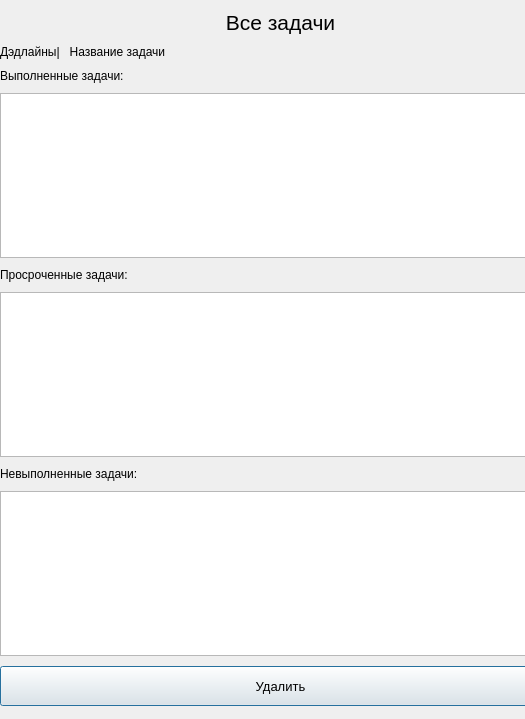
Old version of the form alltasks.ui in the repository helenaklenina/KursachSiAOD.
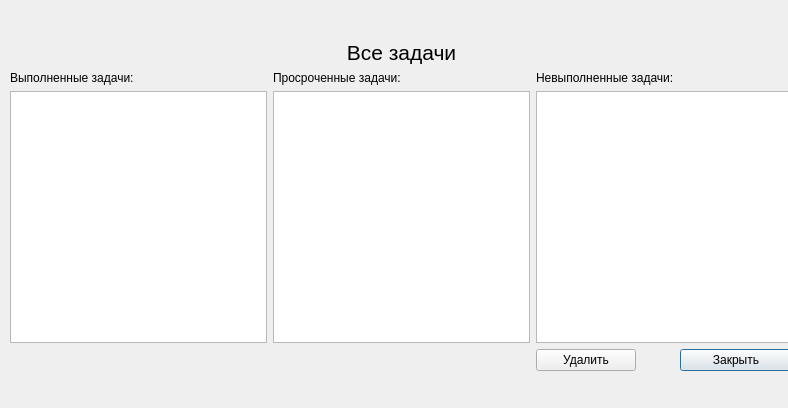
New version of the form.

What changed in the file:
```diff
--- a/alltasks.ui
+++ b/alltasks.ui
@@ -6,33 +6,27 @@
    <rect>
     <x>0</x>
     <y>0</y>
-    <width>525</width>
-    <height>719</height>
+    <width>788</width>
+    <height>408</height>
    </rect>
   </property>
   <property name="windowTitle">
    <string>Dialog</string>
   </property>
-  <widget class="QWidget" name="verticalLayoutWidget">
+  <widget class="QWidget" name="">
    <property name="geometry">
     <rect>
-     <x>0</x>
-     <y>0</y>
-     <width>561</width>
-     <height>721</height>
+     <x>10</x>
+     <y>40</y>
+     <width>782</width>
+     <height>331</height>
     </rect>
    </property>
-   <layout class="QVBoxLayout" name="verticalLayout">
-    <property name="spacing">
-     <number>10</number>
-    </property>
-    <property name="topMargin">
-     <number>10</number>
-    </property>
-    <property name="bottomMargin">
-     <number>15</number>
-    </property>
-    <item>
+   <layout class="QGridLayout" name="gridLayout">
+    <item row="2" column="1">
+     <widget class="QListWidget" name="overdueTask"/>
+    </item>
+    <item row="0" column="1">
      <widget class="QLabel" name="label">
       <property name="font">
        <font>
@@ -47,62 +41,48 @@
       </property>
      </widget>
     </item>
-    <item>
-     <widget class="QLabel" name="label_5">
-      <property name="text">
-       <string>Дэдлайны|   Название задачи</string>
-      </property>
-     </widget>
+    <item row="2" column="2" colspan="2">
+     <widget class="QListWidget" name="notCompleteTask"/>
     </item>
-    <item>
-     <widget class="QLabel" name="label_2">
-      <property name="text">
-       <string>Выполненные задачи:</string>
-      </property>
-     </widget>
-    </item>
-    <item>
-     <widget class="QListWidget" name="completeTask"/>
-    </item>
-    <item>
+    <item row="1" column="1">
      <widget class="QLabel" name="label_4">
       <property name="text">
        <string>Просроченные задачи:</string>
       </property>
      </widget>
     </item>
-    <item>
-     <widget class="QListWidget" name="overdueTask"/>
-    </item>
-    <item>
+    <item row="1" column="2">
      <widget class="QLabel" name="label_3">
       <property name="text">
        <string>Невыполненные задачи:</string>
       </property>
      </widget>
     </item>
-    <item>
-     <widget class="QListWidget" name="notCompleteTask"/>
+    <item row="1" column="0">
+     <widget class="QLabel" name="label_2">
+      <property name="text">
+       <string>Выполненные задачи:</string>
+      </property>
+     </widget>
     </item>
-    <item>
+    <item row="2" column="0">
+     <widget class="QListWidget" name="completeTask"/>
+    </item>
+    <item row="3" column="3">
+     <widget class="QPushButton" name="pushButton">
+      <property name="text">
+       <string>Закрыть</string>
+      </property>
+     </widget>
+    </item>
+    <item row="3" column="2">
      <widget class="QPushButton" name="pushButton_2">
-      <property name="sizePolicy">
-       <sizepolicy hsizetype="Minimum" vsizetype="Fixed">
-        <horstretch>0</horstretch>
-        <verstretch>0</verstretch>
-       </sizepolicy>
-      </property>
-      <property name="minimumSize">
+      <property name="maximumSize">
        <size>
-        <width>0</width>
-        <height>40</height>
+        <width>100</width>
+        <height>16777215</height>
        </size>
       </property>
-      <property name="font">
-       <font>
-        <pointsize>10</pointsize>
-       </font>
-      </property>
       <property name="text">
        <string>Удалить</string>
       </property>
```
Left out of the diff: 19 changed lines with no effect on the pictures.
